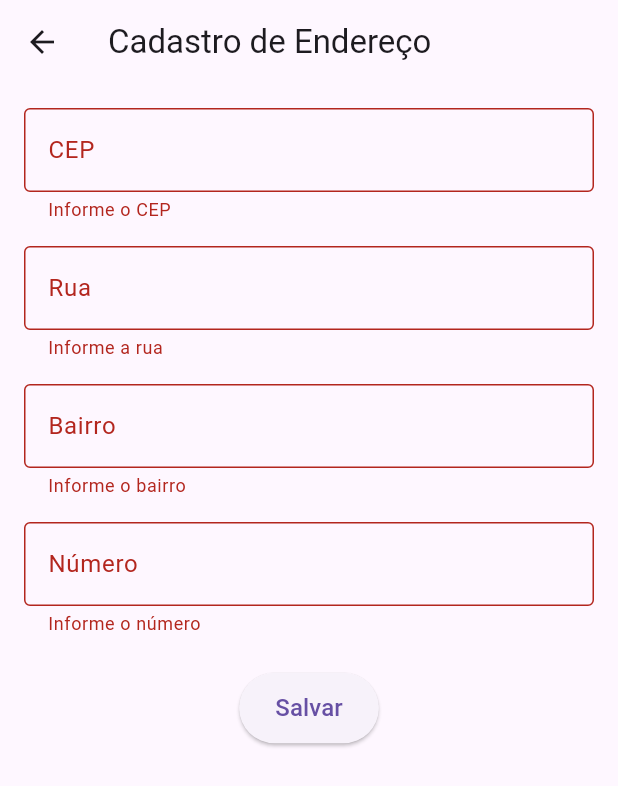
After one commit to Epic-s-Projects/Recolhe.ai, a Flutter app: the CadastroEnderecoPage screen opened directly, after a tap on "Salvar", on a phone screen of 412 x 824 dp. The commit adds this screen. Shown: the top 786 px of the screen. Run offline on Flutter 3.47's test engine with Material 3 defaults, Android fonts, the phone set to English and light mode, and no system bars; our stand-ins replace cached_network_image, cloud_firestore, firebase_auth, firebase_core, quickalert; accounts and stored records are empty.

Commit message:
address_page

```diff
--- /dev/null
+++ b/exemplo_firebase/lib/screens/cadastro_endereco_screen.dart
@@ -0,0 +1,197 @@
+import 'dart:convert';
+import 'package:firebase_auth/firebase_auth.dart';
+import 'package:flutter/material.dart';
+import 'package:http/http.dart' as http;
+import 'package:cloud_firestore/cloud_firestore.dart';
+
+class CadastroEnderecoPage extends StatefulWidget {
+
+  CadastroEnderecoPage({super.key});
+
+  @override
+  _CadastroEnderecoPageState createState() => _CadastroEnderecoPageState();
+}
+
+class _CadastroEnderecoPageState extends State<CadastroEnderecoPage> {
+  final _formKey = GlobalKey<FormState>();
+
+  // Controladores de texto
+  final TextEditingController _cepController = TextEditingController();
+  final TextEditingController _ruaController = TextEditingController();
+  final TextEditingController _bairroController = TextEditingController();
+  final TextEditingController _numeroController = TextEditingController();
+  final TextEditingController _longitudeController = TextEditingController();
+  final TextEditingController _latitudeController = TextEditingController();
+
+  // Método para buscar endereço pelo CEP
+  Future<void> _buscarEnderecoPorCEP(String cep) async {
+    final url = Uri.parse("https://viacep.com.br/ws/$cep/json/");
+
+    try {
+      final response = await http.get(url);
+
+      if (response.statusCode == 200) {
+        final data = json.decode(response.body);
+
+        if (data.containsKey('erro')) {
+          _mostrarMensagemErro("CEP não encontrado!");
+        } else {
+          // Atualiza os campos com os dados da API
+          setState(() {
+            _ruaController.text = data['logradouro'] ?? '';
+            _bairroController.text = data['bairro'] ?? '';
+          });
+        }
+      } else {
+        _mostrarMensagemErro("Erro ao buscar o endereço.");
+      }
+    } catch (e) {
+      _mostrarMensagemErro("Erro na conexão: $e");
+    }
+  }
+
+  // Método para exibir mensagens de erro
+  void _mostrarMensagemErro(String mensagem) {
+    showDialog(
+      context: context,
+      builder: (context) => AlertDialog(
+        title: const Text("Erro"),
+        content: Text(mensagem),
+        actions: [
+          TextButton(
+            onPressed: () => Navigator.pop(context),
+            child: const Text("OK"),
+          ),
+        ],
+      ),
+    );
+  }
+
+  Future<void> _salvarDadosNoFirebase() async {
+    if (_formKey.currentState?.validate() ?? false) {
+      final endereco = {
+        "cep": _cepController.text,
+        "rua": _ruaController.text,
+        "bairro": _bairroController.text,
+        "numero": _numeroController.text,
+      };
+
+      try {
+        // Obtém o UID do usuário autenticado
+        User? user = FirebaseAuth.instance.currentUser;
+        if (user != null) {
+          String uid = user.uid;  // Pega o UID do usuário autenticado
+
+          // Salva o endereço na subcoleção 'endereco' dentro do documento do usuário
+          await FirebaseFirestore.instance
+              .collection("users")
+              .doc(uid)  // Usa o UID do usuário autenticado
+              .collection("endereco")  // Subcoleção 'endereco'
+              .add(endereco);  // Adiciona os dados
+
+          // Exibe uma mensagem de sucesso
+          ScaffoldMessenger.of(context).showSnackBar(
+            const SnackBar(content: Text("Endereço salvo com sucesso!")),
+          );
+
+          // Limpa os campos após salvar
+          _cepController.clear();
+          _ruaController.clear();
+          _bairroController.clear();
+          _numeroController.clear();
+        } else {
+          // Se não estiver autenticado, exibe uma mensagem
+          ScaffoldMessenger.of(context).showSnackBar(
+            const SnackBar(content: Text("Usuário não autenticado.")),
+          );
+        }
+      } catch (e) {
+        // Exibe um erro se algo der errado
+        _mostrarMensagemErro("Erro ao salvar no Firebase: $e");
+      }
+    }
+  }
+
+
+  @override
+  Widget build(BuildContext context) {
+    return Scaffold(
+      appBar: AppBar(
+        title: const Text("Cadastro de Endereço"),
+      ),
+      body: SingleChildScrollView(
+        padding: const EdgeInsets.all(16.0),
+        child: Form(
+          key: _formKey,
+          child: Column(
+            crossAxisAlignment: CrossAxisAlignment.start,
+            children: [
+              TextFormField(
+                controller: _cepController,
+                keyboardType: TextInputType.number,
+                decoration: const InputDecoration(
+                  labelText: "CEP",
+                  border: OutlineInputBorder(),
+                ),
+                validator: (value) {
+                  if (value == null || value.isEmpty) return "Informe o CEP";
+                  if (value.length != 8) return "O CEP deve ter 8 dígitos";
+                  return null;
+                },
+                onChanged: (value) {
+                  if (value.length == 8) {
+                    _buscarEnderecoPorCEP(value);
+                  }
+                },
+              ),
+              const SizedBox(height: 16.0),
+              TextFormField(
+                controller: _ruaController,
+                decoration: const InputDecoration(
+                  labelText: "Rua",
+                  border: OutlineInputBorder(),
+                ),
+                validator: (value) =>
+                value == null || value.isEmpty ? "Informe a rua" : null,
+              ),
+              const SizedBox(height: 16.0),
+              TextFormField(
+                controller: _bairroController,
+                decoration: const InputDecoration(
+                  labelText: "Bairro",
+                  border: OutlineInputBorder(),
+                ),
+                validator: (value) =>
+                value == null || value.isEmpty ? "Informe o bairro" : null,
+              ),
+              const SizedBox(height: 16.0),
+              TextFormField(
+                controller: _numeroController,
+                decoration: const InputDecoration(
+                  labelText: "Número",
+                  border: OutlineInputBorder(),
+                ),
+                validator: (value) =>
+                value == null || value.isEmpty ? "Informe o número" : null,
+              ),
+              const SizedBox(height: 24.0),
+              Center(
+                child: ElevatedButton(
+                  onPressed: _salvarDadosNoFirebase,
+                  style: ElevatedButton.styleFrom(
+                    padding: const EdgeInsets.symmetric(
+                        vertical: 12.0, horizontal: 24.0),
+                  ),
+                  child: const Text(
+                    "Salvar",
+                    style: TextStyle(fontSize: 16.0),
+                  ),
+                ),
+              ),
+            ],
+          ),
+        ),
+      ),
+    );
+  }
+}
```
Also changed, not shown: exemplo_firebase/lib/screens/intern_screen_view.dart (+18 -8 lines), exemplo_firebase/lib/screens/todolist_screen.dart (deleted, +0 -135 lines), exemplo_firebase/lib/service/auth_service.dart (+39 -3 lines).
